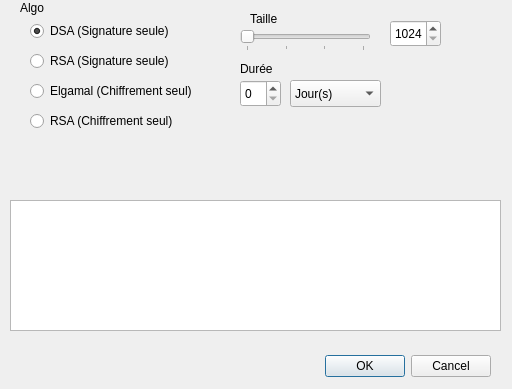
First picture: the form in GuiPG/src/View/subkeycreation.ui, repository Diakakodo/GuiPG, before the edit.
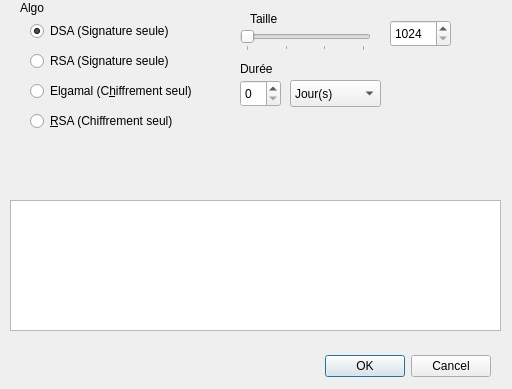
Second picture: the form after the edit.

Commit message: je sais plus, surement quasi rien

```diff
--- a/GuiPG/src/View/subkeycreation.ui
+++ b/GuiPG/src/View/subkeycreation.ui
@@ -121,7 +121,7 @@
     </rect>
    </property>
    <property name="text">
-    <string>RSA (Chiffrement seul)</string>
+    <string>&amp;RSA (Chiffrement seul)</string>
    </property>
   </widget>
   <widget class="QLabel" name="label">
@@ -142,7 +142,7 @@
     <rect>
      <x>390</x>
      <y>20</y>
-     <width>51</width>
+     <width>61</width>
      <height>27</height>
     </rect>
    </property>
@@ -686,7 +686,7 @@
     </rect>
    </property>
    <property name="text">
-    <string>Elgamal (Chiffrement seul)</string>
+    <string>Elgamal (C&amp;hiffrement seul)</string>
    </property>
   </widget>
   <zorder>buttonBox</zorder>
```
Left out of the diff: 16 changed lines with no effect on the pictures.
